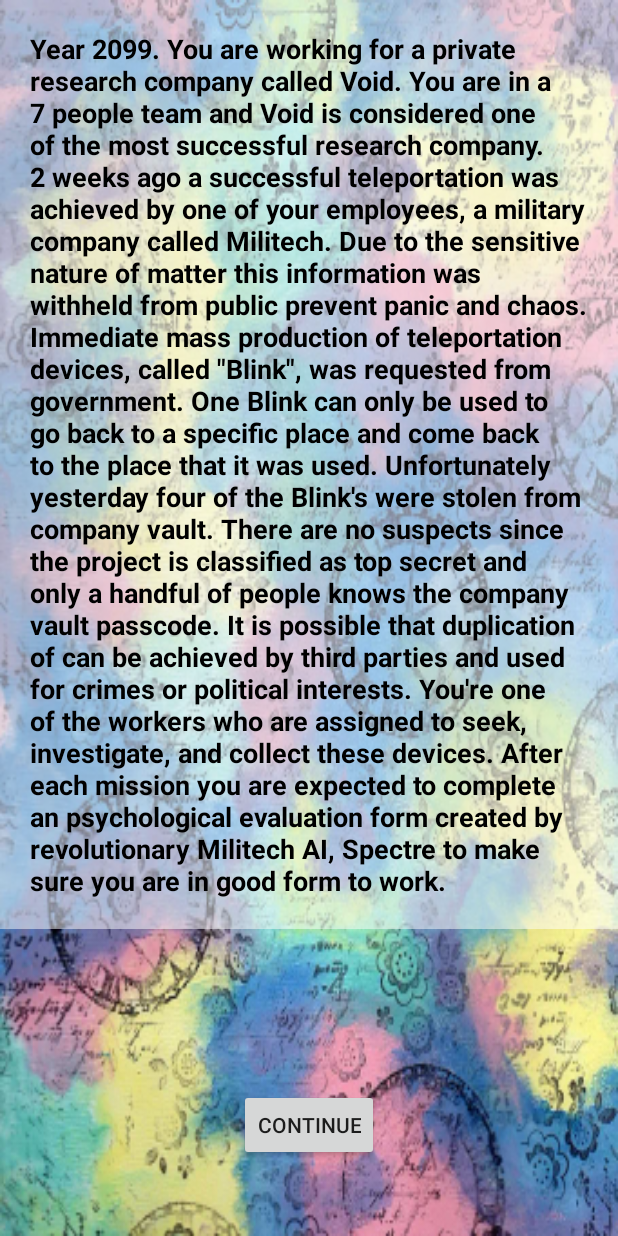
After one commit to wozverine/DetectiveSearch, an Android app: the fragment StoryFragment placed in its activity, on a phone screen of 412 x 824 dp. The commit adds this screen. Run offline under Robolectric (Android 15) with nearby library versions, the phone set to English and light mode, and no system bars; our stand-ins replace Room's generated code, navigation-ui; 4 statements that could not run were skipped.

Commit message:
StoryFragment - NavArgs

```diff
--- a/app/src/main/java/com/glitch/detectivesearch/ListItemClickListener.java
+++ /dev/null
@@ -1,6 +0,0 @@
-package com.glitch.detectivesearch;
-
-
-public interface ListItemClickListener {
-    void onListItemClick(int clickedItemIndex);
-}
--- a/app/src/main/java/com/glitch/detectivesearch/questions/Q1Activity.java
+++ b/app/src/main/java/com/glitch/detectivesearch/questions/Q1Activity.java
@@ -41,7 +41,7 @@ public class Q1Activity extends AppCompatActivity{
         int mode=loadData("mode");
         int easy=loadData("easy");
         int photo=loadData("photo");
-        country_image=findViewById(R.id.country_image_1);
+        country_image=findViewById(R.id.ivCountry);
         question=findViewById(R.id.tvQuestion);
         //question.setText(R.string.loremipsum);
         final RadioGroup radioGroup=findViewById(R.id.rgQuestions);
--- a/app/src/main/java/com/glitch/detectivesearch/questions/Q2Activity.java
+++ b/app/src/main/java/com/glitch/detectivesearch/questions/Q2Activity.java
@@ -46,7 +46,7 @@ public class Q2Activity extends AppCompatActivity{
         int easy=loadData("easy");
         int photo=loadData("photo");
 
-        country_image=findViewById(R.id.country_image_1);
+        country_image=findViewById(R.id.ivCountry);
         question=findViewById(R.id.tvQuestion);
         //question.setText(R.string.loremipsum);
         final RadioGroup radioGroup=findViewById(R.id.rgQuestions);
--- a/app/src/main/java/com/glitch/detectivesearch/questions/Q3Activity.java
+++ b/app/src/main/java/com/glitch/detectivesearch/questions/Q3Activity.java
@@ -47,7 +47,7 @@ public class Q3Activity extends AppCompatActivity {
         int easy=loadData("easy");
         int photo=loadData("photo");
 
-        country_image=findViewById(R.id.country_image_1);
+        country_image=findViewById(R.id.ivCountry);
         question=findViewById(R.id.tvQuestion);
         //question.setText(R.string.loremipsum);
         final RadioGroup radioGroup=findViewById(R.id.rgQuestions);
--- a/app/src/main/java/com/glitch/detectivesearch/ui/home/HomeFragment.kt
+++ b/app/src/main/java/com/glitch/detectivesearch/ui/home/HomeFragment.kt
@@ -41,7 +41,7 @@ class HomeFragment : Fragment() {
 				findNavController().navigate(R.id.action_homeFragment_to_optionsFragment)
 			}
 			btnStart.setOnClickListener {
-				findNavController().navigate(R.id.action_homeFragment_to_casesFragment)
+				findNavController().navigate(R.id.action_homeFragment_to_filesFragment)
 			}
 		}
 	}
--- /dev/null
+++ b/app/src/main/java/com/glitch/detectivesearch/ui/story/StoryFragment.kt
@@ -0,0 +1,83 @@
+package com.glitch.detectivesearch.ui.story
+
+import android.content.Context
+import android.os.Bundle
+import android.util.Log
+import androidx.fragment.app.Fragment
+import android.view.LayoutInflater
+import android.view.View
+import android.view.ViewGroup
+import android.widget.Toast
+import androidx.lifecycle.lifecycleScope
+import androidx.navigation.fragment.findNavController
+import androidx.navigation.fragment.navArgs
+import com.glitch.detectivesearch.R
+import com.glitch.detectivesearch.data.common.Resource
+import com.glitch.detectivesearch.data.respository.CaseRepository
+import com.glitch.detectivesearch.data.source.local.CaseRoomDB
+import com.glitch.detectivesearch.databinding.FragmentStoryBinding
+import kotlinx.coroutines.launch
+import java.util.Arrays
+import kotlin.random.Random
+
+class StoryFragment : Fragment() {
+	private var _binding: FragmentStoryBinding? = null
+	private val binding get() = _binding!!
+
+	private val args by navArgs<StoryFragmentArgs>()
+	private lateinit var caseRepository: CaseRepository
+	override fun onCreateView(
+		inflater: LayoutInflater, container: ViewGroup?,
+		savedInstanceState: Bundle?
+	): View {
+		_binding = FragmentStoryBinding.inflate(inflater, container, false)
+		return binding.root
+	}
+
+	override fun onViewCreated(view: View, savedInstanceState: Bundle?) {
+		super.onViewCreated(view, savedInstanceState)
+		Log.v("StoryFragment", args.id.toString())
+		val caseDao = CaseRoomDB.getInstance(requireContext()).caseDao()
+		caseRepository = CaseRepository(caseDao)
+
+		lifecycleScope.launch {
+			var toasty = "false"
+			when (val result = caseRepository.getCases()) {
+				is Resource.Success -> toasty = result.data[args.id].caseName
+				is Resource.Fail -> result.failMessage
+				is Resource.Error -> result.errorMessage
+			}
+			Toast.makeText(requireContext(), toasty, Toast.LENGTH_SHORT).show()
+		}
+
+		val countryList = resources.getStringArray(R.array.countries_array)
+
+		val randomInts = generateSequence {
+			Random.nextInt(countryList.size)
+		}
+			.distinct()
+			.take(3)
+			.toList()
+
+		val chosenCountries: Array<String> = arrayOf(countryList[randomInts[0]],countryList[randomInts[1]],countryList[randomInts[2]])
+
+		with(binding) {
+			tvStory.text = getStringResource(requireContext(), ("story_"+(args.id+1)))
+			btnContinue.setOnClickListener {
+				findNavController().navigate(StoryFragmentDirections.actionStoryFragmentToQuestionsFragment(chosenCountries))
+			}
+		}
+	}
+
+	private fun getStringResource(context: Context, name: String): String {
+		return resources.getString(
+			context.resources.getIdentifier(
+				name, "string", context.packageName
+			)
+		)
+	}
+	override fun onDestroyView() {
+		super.onDestroyView()
+		_binding = null
+	}
+}
--- /dev/null
+++ b/app/src/main/res/layout/fragment_story.xml
@@ -0,0 +1,42 @@
+<?xml version="1.0" encoding="utf-8"?>
+<androidx.constraintlayout.widget.ConstraintLayout xmlns:android="http://schemas.android.com/apk/res/android"
+    xmlns:app="http://schemas.android.com/apk/res-auto"
+    xmlns:tools="http://schemas.android.com/tools"
+    android:layout_width="match_parent"
+    android:layout_height="match_parent"
+    android:background="@drawable/background_1"
+    android:orientation="vertical"
+    tools:context=".ui.story.StoryFragment">
+
+    <ScrollView
+        android:layout_width="match_parent"
+        android:layout_height="0dp"
+        app:layout_constraintStart_toStartOf="parent"
+        app:layout_constraintEnd_toEndOf="parent"
+        app:layout_constraintTop_toTopOf="parent"
+        app:layout_constraintBottom_toTopOf="@id/btnContinue">
+
+        <TextView
+            android:id="@+id/tvStory"
+            android:layout_width="match_parent"
+            android:layout_height="wrap_content"
+            android:layout_gravity="center_horizontal"
+            android:background="#80FFFFFF"
+            android:padding="20dp"
+            android:text="@string/story_1"
+            android:textColor="@color/black"
+            android:textSize="18sp"
+            android:textStyle="bold" />
+    </ScrollView>
+
+    <Button
+        android:id="@+id/btnContinue"
+        android:layout_width="wrap_content"
+        android:layout_height="wrap_content"
+        android:layout_gravity="center_horizontal"
+        android:layout_marginBottom="50sp"
+        android:text="@string/continue_btn"
+        app:layout_constraintBottom_toBottomOf="parent"
+        app:layout_constraintEnd_toEndOf="parent"
+        app:layout_constraintStart_toStartOf="parent" />
+</androidx.constraintlayout.widget.ConstraintLayout>
--- a/app/src/main/res/navigation/main_graph.xml
+++ b/app/src/main/res/navigation/main_graph.xml
@@ -11,20 +11,45 @@
         android:label="fragment_home"
         tools:layout="@layout/fragment_home">
         <action
-            android:id="@+id/action_homeFragment_to_casesFragment"
-            app:destination="@id/casesFragment" />
+            android:id="@+id/action_homeFragment_to_filesFragment"
+            app:destination="@id/filesFragment" />
         <action
             android:id="@+id/action_homeFragment_to_optionsFragment"
             app:destination="@id/optionsFragment" />
     </fragment>
     <fragment
-        android:id="@+id/casesFragment"
+        android:id="@+id/filesFragment"
         android:name="com.glitch.detectivesearch.ui.files.FilesFragment"
-        android:label="fragment_cases"
-        tools:layout="@layout/fragment_files" />
+        android:label="fragment_files"
+        tools:layout="@layout/fragment_files">
+        <action
+            android:id="@+id/action_filesFragment_to_storyFragment"
+            app:destination="@id/storyFragment" />
+    </fragment>
     <fragment
         android:id="@+id/optionsFragment"
         android:name="com.glitch.detectivesearch.ui.options.OptionsFragment"
         android:label="fragment_options"
         tools:layout="@layout/fragment_options" />
+    <fragment
+        android:id="@+id/storyFragment"
+        android:name="com.glitch.detectivesearch.ui.story.StoryFragment"
+        android:label="fragment_story"
+        tools:layout="@layout/fragment_story">
+        <argument
+            android:name="id"
+            app:argType="integer" />
+        <action
+            android:id="@+id/action_storyFragment_to_questionsFragment"
+            app:destination="@id/questionsFragment" />
+    </fragment>
+    <fragment
+        android:id="@+id/questionsFragment"
+        android:name="com.glitch.detectivesearch.ui.questions.QuestionsFragment"
+        android:label="fragment_questions"
+        tools:layout="@layout/fragment_questions">
+        <argument
+            android:name="countries"
+            app:argType="string[]" />
+    </fragment>
 </navigation>
```
Also changed, not shown: app/src/main/java/com/glitch/detectivesearch/StoryActivity.java (+3 -4 lines), app/src/main/java/com/glitch/detectivesearch/cases/CasesAdapter.java (deleted, +0 -58 lines), app/src/main/java/com/glitch/detectivesearch/cases/CasesViewHolder.java (+3 -12 lines), app/src/main/java/com/glitch/detectivesearch/ui/files/FilesFragment.kt (+51 -9 lines), app/src/main/java/com/glitch/detectivesearch/ui/questions/QuestionsFragment.kt (+50 -2 lines), app/src/main/res/layout/activity_story.xml (deleted, +0 -38 lines), app/src/main/res/layout/fragment_questions.xml (+9 -6 lines), app/src/main/res/layout/list_view.xml (deleted, +0 -30 lines).
